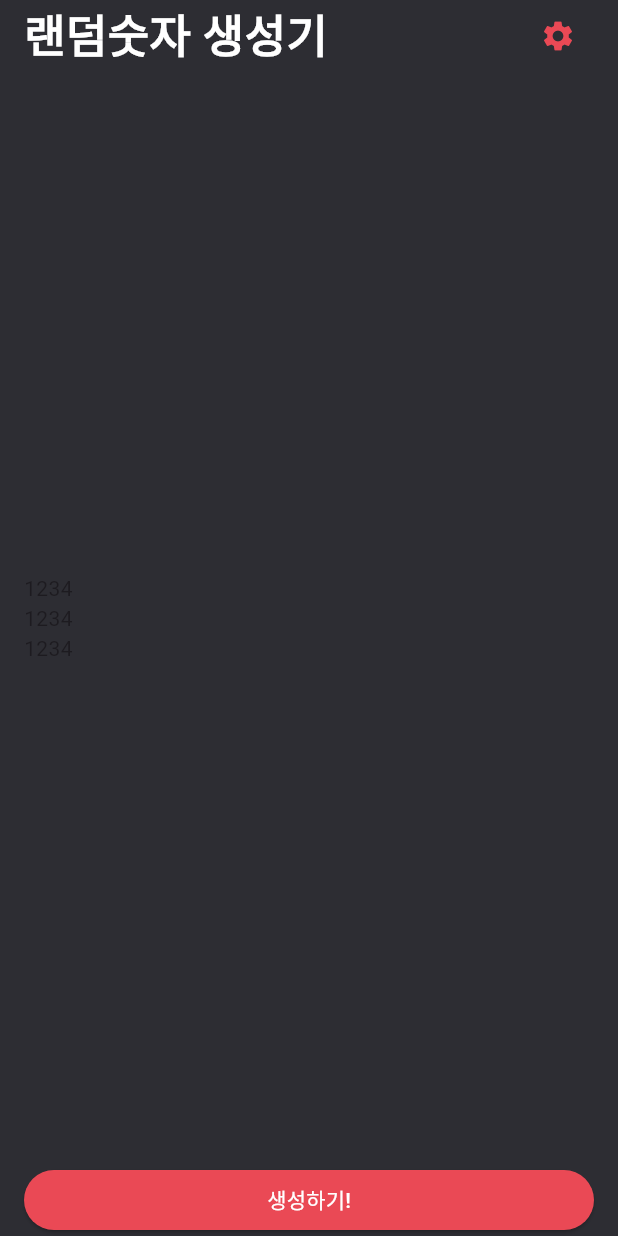
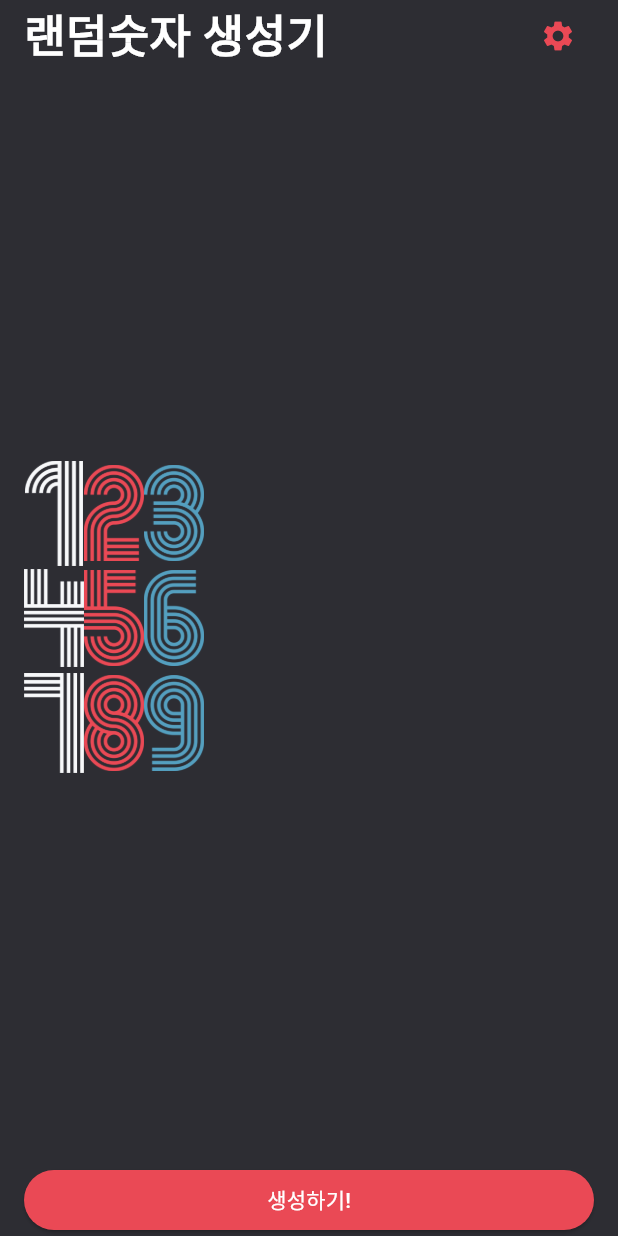
Before and after one commit to bunju20/randomNumCreate, a Flutter app: the screen it shows after launch, on a phone screen of 412 x 824 dp. Run offline on Flutter 3.47's test engine with Material 3 defaults, Android fonts, the phone set to English and light mode, and no system bars.

Commit message:
feat: 숫자를 png로 변경하는 부분 완료

```diff
--- a/lib/screen/home_screen.dart
+++ b/lib/screen/home_screen.dart
@@ -16,7 +16,7 @@ class _HomeScreenState extends State<HomeScreen> {
         body: SafeArea(
           child: Padding(
             padding: const EdgeInsets.symmetric(
-              horizontal:16.0,
+              horizontal: 16.0,
             ),
             child: Column(
               children: [
@@ -40,18 +40,27 @@ class _HomeScreenState extends State<HomeScreen> {
                   ],
                 ),
                 Expanded(
-                  child: Row(
-                    mainAxisAlignment: MainAxisAlignment.start,
+                  child: Column(
+                    mainAxisAlignment: MainAxisAlignment.center,
                     children: [
-                      Column(
-                        mainAxisAlignment: MainAxisAlignment.center,
-                        children: [
-                          Text('1234'),
-                          Text('1234'),
-                          Text('1234'),
-                        ],
-                      ),
-                    ],
+                      123,
+                      456,
+                      789,
+                    ]
+                        .map(
+                          (x) => Row(
+                            children: x
+                                .toString()
+                                .split('')
+                                .map((y) => Image.asset(
+                                      'asset/img/${y}.png',
+                                      height: 70.0,
+                                      width: 40.0,
+                                    ))
+                                .toList(),
+                          ),
+                        )
+                        .toList(),
                   ),
                 ),
                 SizedBox(
```
